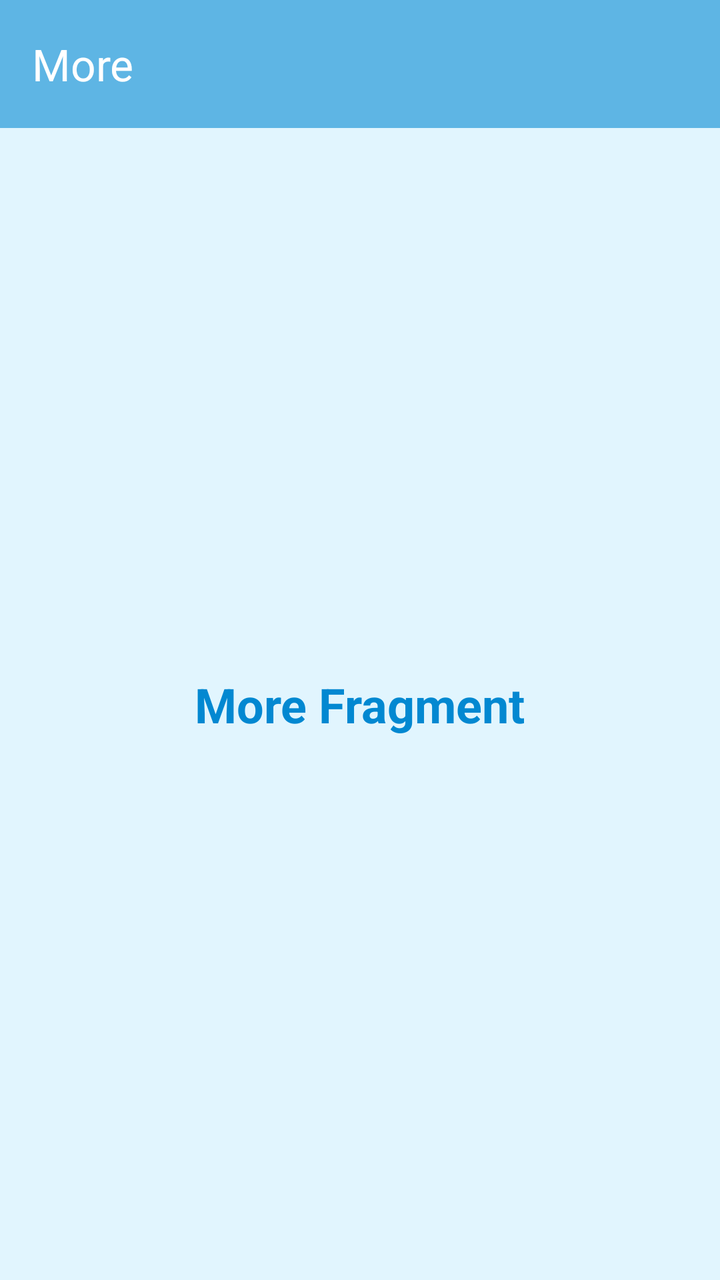
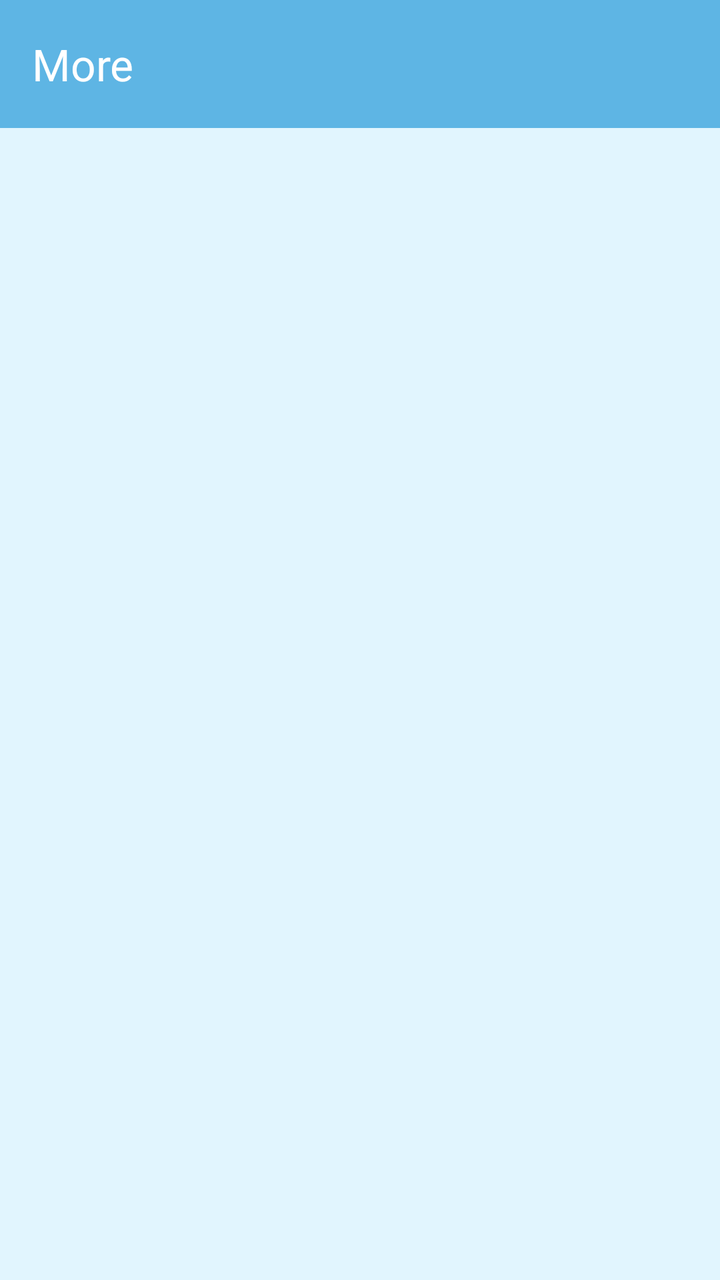

Compare the two renders of this Android layout. The source of the first and the diff that turns it into the second are given below.
<!-- AndroidManifest.xml: application theme Theme.Mars_FarhanAlKhairi -->
<!-- res/layout/fragment_more.xml -->
<?xml version="1.0" encoding="utf-8"?>
<androidx.constraintlayout.widget.ConstraintLayout xmlns:android="http://schemas.android.com/apk/res/android"
    xmlns:app="http://schemas.android.com/apk/res-auto"
    xmlns:tools="http://schemas.android.com/tools"
    android:layout_width="match_parent"
    android:layout_height="match_parent"
    android:background="#E1F5FE"
    tools:context=".More.MoreFragment">

    <com.google.android.material.appbar.AppBarLayout
        android:id="@+id/appBarLayout"
        android:layout_width="0dp"
        android:layout_height="wrap_content"
        app:layout_constraintTop_toTopOf="parent"
        app:layout_constraintStart_toStartOf="parent"
        app:layout_constraintEnd_toEndOf="parent">

        <com.google.android.material.appbar.MaterialToolbar
            android:id="@+id/toolbar"
            android:layout_width="match_parent"
            android:layout_height="?attr/actionBarSize"
            android:background="#5eb5e4"
            app:title="More"
            app:titleTextColor="@android:color/white" />

    </com.google.android.material.appbar.AppBarLayout>

    <TextView
        android:layout_width="wrap_content"
        android:layout_height="wrap_content"
        android:text="More Fragment"
        android:textSize="24sp"
        android:textStyle="bold"
        android:textColor="#0288D1"
        app:layout_constraintTop_toBottomOf="@id/appBarLayout"
        app:layout_constraintBottom_toBottomOf="parent"
        app:layout_constraintStart_toStartOf="parent"
        app:layout_constraintEnd_toEndOf="parent" />

</androidx.constraintlayout.widget.ConstraintLayout>
<!-- resources referenced by this layout -->
<resources>
  <style name="Theme.Mars_FarhanAlKhairi" parent="Base.Theme.Mars_FarhanAlKhairi" />
  <style name="Base.Theme.Mars_FarhanAlKhairi" parent="Theme.Material3.DayNight.NoActionBar">
          
          
      </style>
</resources>

<!-- the commit's change to res/layout/fragment_more.xml (unified diff, before → after) -->
@@ -1,5 +1,5 @@
 <?xml version="1.0" encoding="utf-8"?>
-<androidx.constraintlayout.widget.ConstraintLayout xmlns:android="http://schemas.android.com/apk/res/android"
+<androidx.coordinatorlayout.widget.CoordinatorLayout xmlns:android="http://schemas.android.com/apk/res/android"
     xmlns:app="http://schemas.android.com/apk/res-auto"
     xmlns:tools="http://schemas.android.com/tools"
     android:layout_width="match_parent"
@@ -9,32 +9,25 @@
 
     <com.google.android.material.appbar.AppBarLayout
         android:id="@+id/appBarLayout"
-        android:layout_width="0dp"
+        android:layout_width="match_parent"
         android:layout_height="wrap_content"
-        app:layout_constraintTop_toTopOf="parent"
-        app:layout_constraintStart_toStartOf="parent"
-        app:layout_constraintEnd_toEndOf="parent">
+        android:theme="@style/ThemeOverlay.AppCompat.Dark.ActionBar">
 
-        <com.google.android.material.appbar.MaterialToolbar
+        <androidx.appcompat.widget.Toolbar
             android:id="@+id/toolbar"
             android:layout_width="match_parent"
             android:layout_height="?attr/actionBarSize"
             android:background="#5eb5e4"
+            app:layout_scrollFlags="scroll|enterAlways"
             app:title="More"
             app:titleTextColor="@android:color/white" />
 
     </com.google.android.material.appbar.AppBarLayout>
 
-    <TextView
-        android:layout_width="wrap_content"
-        android:layout_height="wrap_content"
-        android:text="More Fragment"
-        android:textSize="24sp"
-        android:textStyle="bold"
-        android:textColor="#0288D1"
-        app:layout_constraintTop_toBottomOf="@id/appBarLayout"
-        app:layout_constraintBottom_toBottomOf="parent"
-        app:layout_constraintStart_toStartOf="parent"
-        app:layout_constraintEnd_toEndOf="parent" />
+    <ListView
+        android:id="@+id/listViewItems"
+        android:layout_width="match_parent"
+        android:layout_height="match_parent"
+        app:layout_behavior="@string/appbar_scrolling_view_behavior" />
 
-</androidx.constraintlayout.widget.ConstraintLayout>
+</androidx.coordinatorlayout.widget.CoordinatorLayout>
